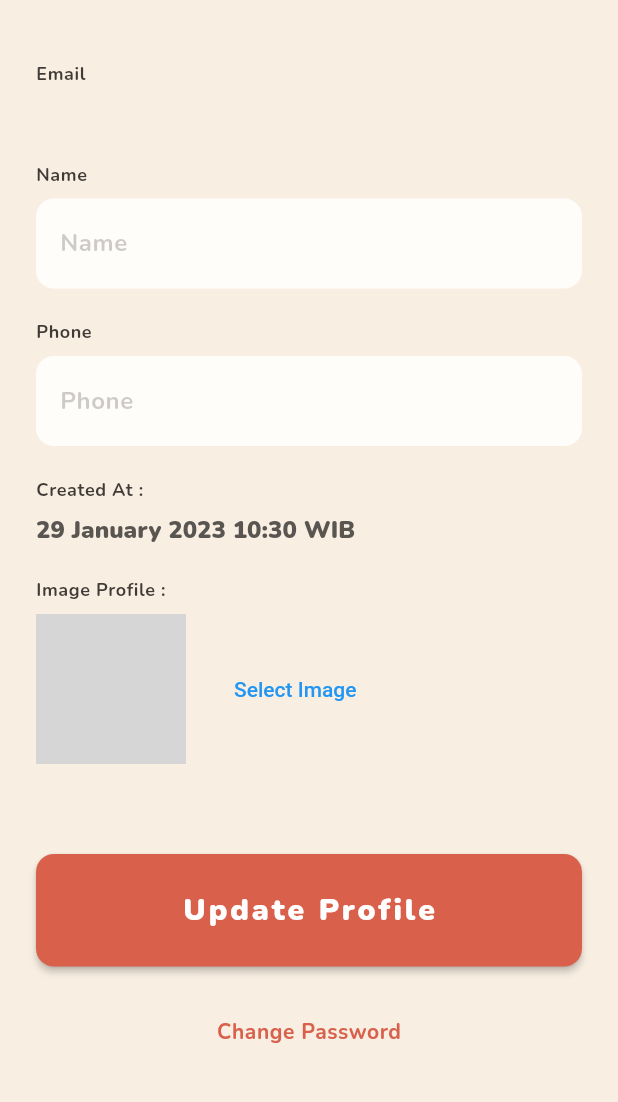
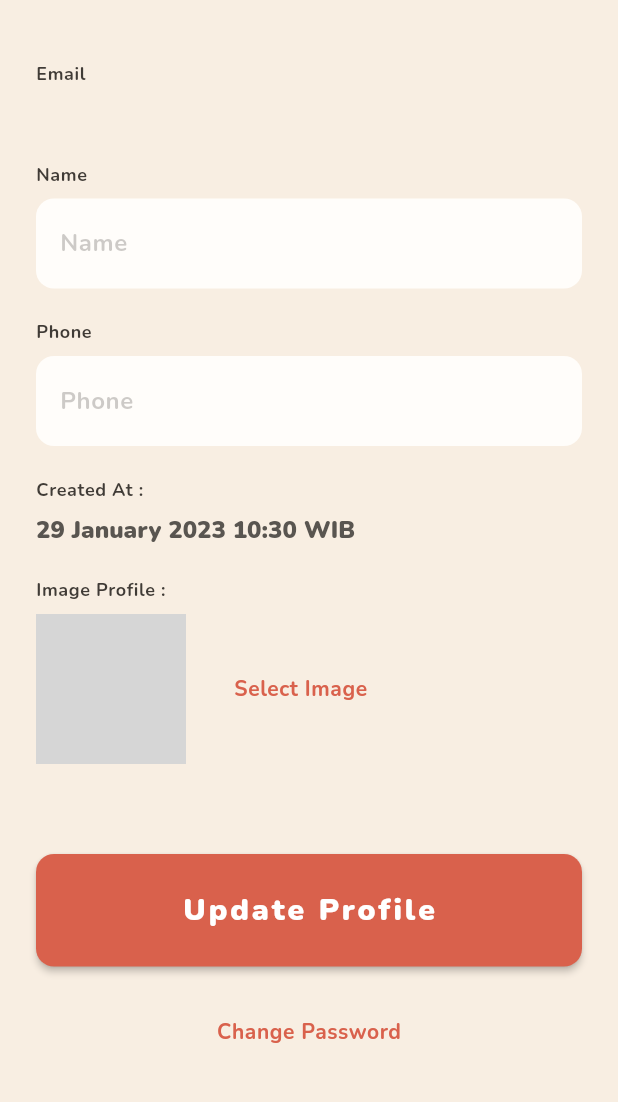
Before and after one commit to triagung128/firenotes, a Flutter app: the ProfileView screen opened by its route, on a phone screen of 412 x 824 dp, the part 58-1160 px from its top. Run offline on Flutter 3.47's test engine with Material 2 defaults, Android fonts, the phone set to English and light mode, and no system bars; our stand-ins replace cloud_firestore, firebase_auth, firebase_core, firebase_storage, get, get_storage and 2 more; accounts and stored records are empty; generated files the repository leaves out were written again; network calls fail; grey boxes are pictures that could not be loaded.

Commit message:
change color

```diff
--- a/lib/app/modules/profile/views/profile_view.dart
+++ b/lib/app/modules/profile/views/profile_view.dart
@@ -144,7 +144,12 @@ class ProfileView extends GetView<ProfileController> {
                         const SizedBox(width: 24),
                         TextButton(
                           onPressed: () => c.imagePicker(),
-                          child: const Text('Select Image'),
+                          child: Text(
+                            'Select Image',
+                            style: bodyTextStyle.copyWith(
+                              color: secondaryColor,
+                            ),
+                          ),
                         ),
                       ],
                     );
```
